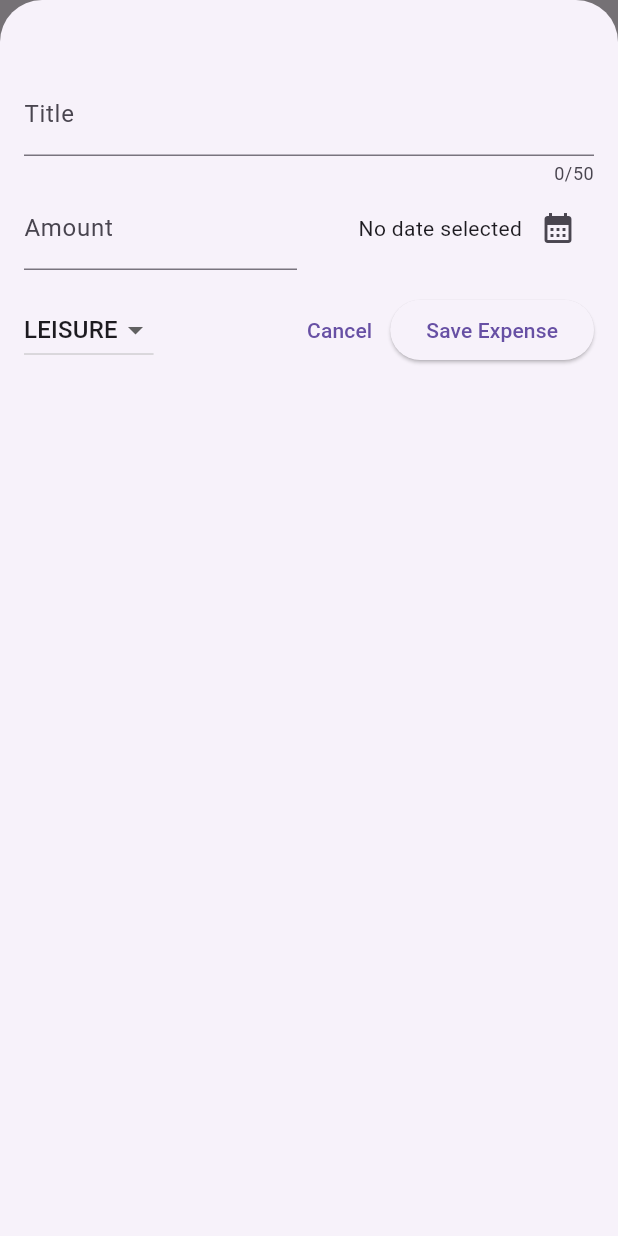
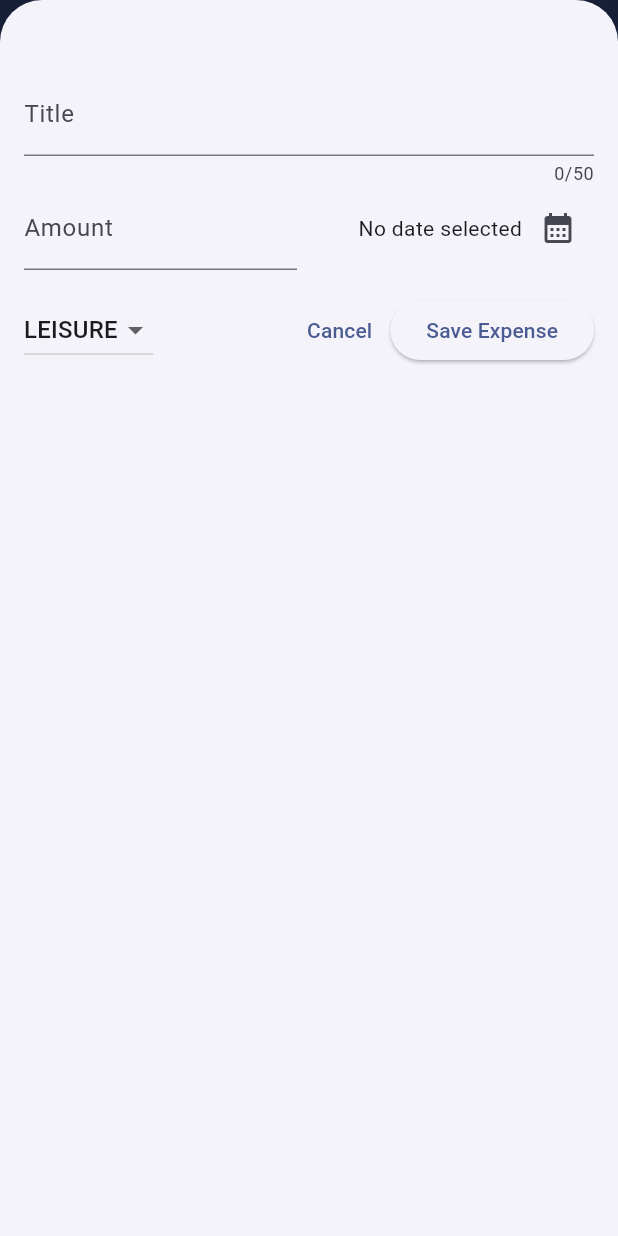
Before and after one commit to HazeyWazy/expense-tracker, a Flutter app: the screen it shows after launch, after a tap on the "add" icon, on a phone screen of 412 x 824 dp. Run offline on Flutter 3.47's test engine with Material 3 defaults, Android fonts, the phone set to English and light mode, and no system bars.

Commit message:
Set a color scheme

```diff
--- a/lib/main.dart
+++ b/lib/main.dart
@@ -1,10 +1,20 @@
 import 'package:flutter/material.dart';
 import 'package:expense_tracker/widgets/expenses.dart';
 
+var kColorScheme = ColorScheme.fromSeed(
+  seedColor: const Color.fromARGB(255, 65, 86, 149),
+);
+
 void main() {
   runApp(
-    const MaterialApp(
-      home: Expenses( ),
-    )
+    MaterialApp(
+      theme: ThemeData().copyWith(
+          colorScheme: kColorScheme,
+          appBarTheme: const AppBarTheme().copyWith(
+            backgroundColor: kColorScheme.onPrimaryContainer,
+            foregroundColor: kColorScheme.primaryContainer,
+          )),
+      home: const Expenses(),
+    ),
   );
 }
```
